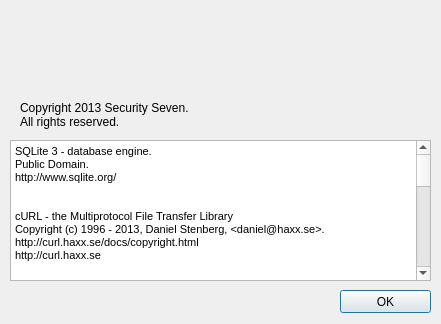
This is USBNinjaGUI/aboutdialog.ui in gfoudree/usbninja as Qt 5 draws it before an edit. The edited form follows.
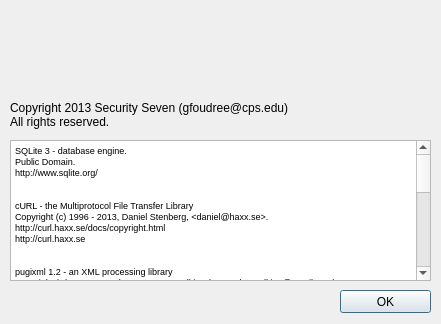
This is the edited form. Icons and pictures are not drawn.

```diff
--- a/USBNinjaGUI/aboutdialog.ui
+++ b/USBNinjaGUI/aboutdialog.ui
@@ -37,43 +37,43 @@
 &lt;html&gt;&lt;head&gt;&lt;meta name=&quot;qrichtext&quot; content=&quot;1&quot; /&gt;&lt;style type=&quot;text/css&quot;&gt;
 p, li { white-space: pre-wrap; }
 &lt;/style&gt;&lt;/head&gt;&lt;body style=&quot; font-family:'MS Shell Dlg 2'; font-size:8.25pt; font-weight:400; font-style:normal;&quot;&gt;
-&lt;p style=&quot; margin-top:0px; margin-bottom:0px; margin-left:0px; margin-right:0px; -qt-block-indent:0; text-indent:0px;&quot;&gt;&lt;span style=&quot; font-size:8pt;&quot;&gt;SQLite 3 - database engine.&lt;/span&gt;&lt;/p&gt;
-&lt;p style=&quot; margin-top:0px; margin-bottom:0px; margin-left:0px; margin-right:0px; -qt-block-indent:0; text-indent:0px;&quot;&gt;&lt;span style=&quot; font-size:8pt;&quot;&gt;Public Domain.&lt;/span&gt;&lt;/p&gt;
-&lt;p style=&quot; margin-top:0px; margin-bottom:0px; margin-left:0px; margin-right:0px; -qt-block-indent:0; text-indent:0px;&quot;&gt;&lt;span style=&quot; font-size:8pt;&quot;&gt;http://www.sqlite.org/&lt;/span&gt;&lt;/p&gt;
-&lt;p style=&quot;-qt-paragraph-type:empty; margin-top:0px; margin-bottom:0px; margin-left:0px; margin-right:0px; -qt-block-indent:0; text-indent:0px; font-size:8pt;&quot;&gt;&lt;br /&gt;&lt;/p&gt;
-&lt;p style=&quot;-qt-paragraph-type:empty; margin-top:0px; margin-bottom:0px; margin-left:0px; margin-right:0px; -qt-block-indent:0; text-indent:0px; font-size:8pt;&quot;&gt;&lt;br /&gt;&lt;/p&gt;
-&lt;p style=&quot; margin-top:0px; margin-bottom:0px; margin-left:0px; margin-right:0px; -qt-block-indent:0; text-indent:0px;&quot;&gt;&lt;span style=&quot; font-size:8pt;&quot;&gt;cURL - the Multiprotocol File Transfer Library&lt;/span&gt;&lt;/p&gt;
-&lt;p style=&quot; margin-top:0px; margin-bottom:0px; margin-left:0px; margin-right:0px; -qt-block-indent:0; text-indent:0px;&quot;&gt;&lt;span style=&quot; font-size:8pt;&quot;&gt;Copyright (c) 1996 - 2013, Daniel Stenberg, &amp;lt;daniel@haxx.se&amp;gt;.&lt;/span&gt;&lt;/p&gt;
-&lt;p style=&quot; margin-top:0px; margin-bottom:0px; margin-left:0px; margin-right:0px; -qt-block-indent:0; text-indent:0px;&quot;&gt;&lt;span style=&quot; font-size:8pt;&quot;&gt;http://curl.haxx.se/docs/copyright.html&lt;/span&gt;&lt;/p&gt;
-&lt;p style=&quot; margin-top:0px; margin-bottom:0px; margin-left:0px; margin-right:0px; -qt-block-indent:0; text-indent:0px;&quot;&gt;&lt;span style=&quot; font-size:8pt;&quot;&gt;http://curl.haxx.se&lt;/span&gt;&lt;/p&gt;
-&lt;p style=&quot;-qt-paragraph-type:empty; margin-top:0px; margin-bottom:0px; margin-left:0px; margin-right:0px; -qt-block-indent:0; text-indent:0px; font-size:8pt;&quot;&gt;&lt;br /&gt;&lt;/p&gt;
-&lt;p style=&quot;-qt-paragraph-type:empty; margin-top:0px; margin-bottom:0px; margin-left:0px; margin-right:0px; -qt-block-indent:0; text-indent:0px; font-size:8pt;&quot;&gt;&lt;br /&gt;&lt;/p&gt;
-&lt;p style=&quot; margin-top:0px; margin-bottom:0px; margin-left:0px; margin-right:0px; -qt-block-indent:0; text-indent:0px;&quot;&gt;&lt;span style=&quot; font-size:8pt;&quot;&gt;pugixml 1.2 - an XML processing library&lt;/span&gt;&lt;/p&gt;
-&lt;p style=&quot; margin-top:0px; margin-bottom:0px; margin-left:0px; margin-right:0px; -qt-block-indent:0; text-indent:0px;&quot;&gt;&lt;span style=&quot; font-size:8pt;&quot;&gt;Copyright (C) 2006-2012, by Arseny Kapoulkine (arseny.kapoulkine@gmail.com)&lt;/span&gt;&lt;/p&gt;
-&lt;p style=&quot; margin-top:0px; margin-bottom:0px; margin-left:0px; margin-right:0px; -qt-block-indent:0; text-indent:0px;&quot;&gt;&lt;span style=&quot; font-size:8pt;&quot;&gt;http://opensource.org/licenses/mit-license.html&lt;/span&gt;&lt;/p&gt;
-&lt;p style=&quot; margin-top:0px; margin-bottom:0px; margin-left:0px; margin-right:0px; -qt-block-indent:0; text-indent:0px;&quot;&gt;&lt;span style=&quot; font-size:8pt;&quot;&gt;http://pugixml.org/&lt;/span&gt;&lt;/p&gt;
-&lt;p style=&quot;-qt-paragraph-type:empty; margin-top:0px; margin-bottom:0px; margin-left:0px; margin-right:0px; -qt-block-indent:0; text-indent:0px; font-size:8pt;&quot;&gt;&lt;br /&gt;&lt;/p&gt;
-&lt;p style=&quot;-qt-paragraph-type:empty; margin-top:0px; margin-bottom:0px; margin-left:0px; margin-right:0px; -qt-block-indent:0; text-indent:0px; font-size:8pt;&quot;&gt;&lt;br /&gt;&lt;/p&gt;
-&lt;p style=&quot; margin-top:0px; margin-bottom:0px; margin-left:0px; margin-right:0px; -qt-block-indent:0; text-indent:0px;&quot;&gt;&lt;span style=&quot; font-size:8pt;&quot;&gt;Crypto++ 5.6.1 - a C++ Class Library of Cryptographic Schemes&lt;/span&gt;&lt;/p&gt;
-&lt;p style=&quot; margin-top:0px; margin-bottom:0px; margin-left:0px; margin-right:0px; -qt-block-indent:0; text-indent:0px;&quot;&gt;&lt;span style=&quot; font-size:8pt;&quot;&gt;Compilation Copyright (c) 1995-2010 by Wei Dai.  All rights reserved.&lt;/span&gt;&lt;/p&gt;
-&lt;p style=&quot; margin-top:0px; margin-bottom:0px; margin-left:0px; margin-right:0px; -qt-block-indent:0; text-indent:0px;&quot;&gt;&lt;span style=&quot; font-size:8pt;&quot;&gt;http://www.cryptopp.com/License.txt&lt;/span&gt;&lt;/p&gt;
-&lt;p style=&quot; margin-top:0px; margin-bottom:0px; margin-left:0px; margin-right:0px; -qt-block-indent:0; text-indent:0px;&quot;&gt;&lt;span style=&quot; font-size:8pt;&quot;&gt;http://www.cryptopp.com/&lt;/span&gt;&lt;/p&gt;
-&lt;p style=&quot;-qt-paragraph-type:empty; margin-top:0px; margin-bottom:0px; margin-left:0px; margin-right:0px; -qt-block-indent:0; text-indent:0px; font-size:8pt;&quot;&gt;&lt;br /&gt;&lt;/p&gt;
-&lt;p style=&quot;-qt-paragraph-type:empty; margin-top:0px; margin-bottom:0px; margin-left:0px; margin-right:0px; -qt-block-indent:0; text-indent:0px; font-size:8pt;&quot;&gt;&lt;br /&gt;&lt;/p&gt;
-&lt;p style=&quot; margin-top:0px; margin-bottom:0px; margin-left:0px; margin-right:0px; -qt-block-indent:0; text-indent:0px;&quot;&gt;&lt;span style=&quot; font-size:8pt;&quot;&gt;Boost 1.5.0 - portable C++ source libraries&lt;/span&gt;&lt;/p&gt;
-&lt;p style=&quot; margin-top:0px; margin-bottom:0px; margin-left:0px; margin-right:0px; -qt-block-indent:0; text-indent:0px;&quot;&gt;&lt;span style=&quot; font-size:8pt;&quot;&gt;Boost Software License, Version 1.0&lt;/span&gt;&lt;/p&gt;
-&lt;p style=&quot; margin-top:0px; margin-bottom:0px; margin-left:0px; margin-right:0px; -qt-block-indent:0; text-indent:0px;&quot;&gt;&lt;span style=&quot; font-size:8pt;&quot;&gt;http://www.boost.org/LICENSE_1_0.txt&lt;/span&gt;&lt;/p&gt;
-&lt;p style=&quot; margin-top:0px; margin-bottom:0px; margin-left:0px; margin-right:0px; -qt-block-indent:0; text-indent:0px;&quot;&gt;&lt;span style=&quot; font-size:8pt;&quot;&gt;http://www.boost.org/&lt;/span&gt;&lt;/p&gt;
-&lt;p style=&quot;-qt-paragraph-type:empty; margin-top:0px; margin-bottom:0px; margin-left:0px; margin-right:0px; -qt-block-indent:0; text-indent:0px; font-size:8pt;&quot;&gt;&lt;br /&gt;&lt;/p&gt;
-&lt;p style=&quot;-qt-paragraph-type:empty; margin-top:0px; margin-bottom:0px; margin-left:0px; margin-right:0px; -qt-block-indent:0; text-indent:0px; font-size:8pt;&quot;&gt;&lt;br /&gt;&lt;/p&gt;
-&lt;p style=&quot; margin-top:0px; margin-bottom:0px; margin-left:0px; margin-right:0px; -qt-block-indent:0; text-indent:0px;&quot;&gt;&lt;span style=&quot; font-size:8pt;&quot;&gt;zlib 1.2.8 - a compression library&lt;/span&gt;&lt;/p&gt;
-&lt;p style=&quot; margin-top:0px; margin-bottom:0px; margin-left:0px; margin-right:0px; -qt-block-indent:0; text-indent:0px;&quot;&gt;&lt;span style=&quot; font-size:8pt;&quot;&gt;Copyright © 1995-2012 Jean-loup Gailly and Mark Adler.&lt;/span&gt;&lt;/p&gt;
-&lt;p style=&quot; margin-top:0px; margin-bottom:0px; margin-left:0px; margin-right:0px; -qt-block-indent:0; text-indent:0px;&quot;&gt;&lt;span style=&quot; font-size:8pt;&quot;&gt;http://zlib.net/zlib_license.html&lt;/span&gt;&lt;/p&gt;
-&lt;p style=&quot; margin-top:0px; margin-bottom:0px; margin-left:0px; margin-right:0px; -qt-block-indent:0; text-indent:0px;&quot;&gt;&lt;span style=&quot; font-size:8pt;&quot;&gt;http://www.zlib.net/&lt;/span&gt;&lt;/p&gt;
-&lt;p style=&quot;-qt-paragraph-type:empty; margin-top:0px; margin-bottom:0px; margin-left:0px; margin-right:0px; -qt-block-indent:0; text-indent:0px; font-size:8pt;&quot;&gt;&lt;br /&gt;&lt;/p&gt;
-&lt;p style=&quot; margin-top:0px; margin-bottom:0px; margin-left:0px; margin-right:0px; -qt-block-indent:0; text-indent:0px;&quot;&gt;&lt;span style=&quot; font-size:8pt;&quot;&gt;MySQL C Connector 6.1.2-win32 - a C driver for MySQL connections&lt;/span&gt;&lt;/p&gt;
-&lt;p style=&quot; margin-top:0px; margin-bottom:0px; margin-left:0px; margin-right:0px; -qt-block-indent:0; text-indent:0px;&quot;&gt;&lt;span style=&quot; font-size:8pt;&quot;&gt;http://www.gnu.org/licenses/gpl-3.0.txt&lt;/span&gt;&lt;/p&gt;
-&lt;p style=&quot; margin-top:0px; margin-bottom:0px; margin-left:0px; margin-right:0px; -qt-block-indent:0; text-indent:0px;&quot;&gt;&lt;span style=&quot; font-size:8pt;&quot;&gt;http://dev.mysql.com/downloads/connector/c/&lt;/span&gt;&lt;/p&gt;&lt;/body&gt;&lt;/html&gt;</string>
+&lt;p style=&quot; margin-top:0px; margin-bottom:0px; margin-left:0px; margin-right:0px; -qt-block-indent:0; text-indent:0px;&quot;&gt;&lt;span style=&quot; font-size:7pt;&quot;&gt;SQLite 3 - database engine.&lt;/span&gt;&lt;/p&gt;
+&lt;p style=&quot; margin-top:0px; margin-bottom:0px; margin-left:0px; margin-right:0px; -qt-block-indent:0; text-indent:0px;&quot;&gt;&lt;span style=&quot; font-size:7pt;&quot;&gt;Public Domain.&lt;/span&gt;&lt;/p&gt;
+&lt;p style=&quot; margin-top:0px; margin-bottom:0px; margin-left:0px; margin-right:0px; -qt-block-indent:0; text-indent:0px;&quot;&gt;&lt;span style=&quot; font-size:7pt;&quot;&gt;http://www.sqlite.org/&lt;/span&gt;&lt;/p&gt;
+&lt;p style=&quot;-qt-paragraph-type:empty; margin-top:0px; margin-bottom:0px; margin-left:0px; margin-right:0px; -qt-block-indent:0; text-indent:0px; font-size:7pt;&quot;&gt;&lt;br /&gt;&lt;/p&gt;
+&lt;p style=&quot;-qt-paragraph-type:empty; margin-top:0px; margin-bottom:0px; margin-left:0px; margin-right:0px; -qt-block-indent:0; text-indent:0px; font-size:7pt;&quot;&gt;&lt;br /&gt;&lt;/p&gt;
+&lt;p style=&quot; margin-top:0px; margin-bottom:0px; margin-left:0px; margin-right:0px; -qt-block-indent:0; text-indent:0px;&quot;&gt;&lt;span style=&quot; font-size:7pt;&quot;&gt;cURL - the Multiprotocol File Transfer Library&lt;/span&gt;&lt;/p&gt;
+&lt;p style=&quot; margin-top:0px; margin-bottom:0px; margin-left:0px; margin-right:0px; -qt-block-indent:0; text-indent:0px;&quot;&gt;&lt;span style=&quot; font-size:7pt;&quot;&gt;Copyright (c) 1996 - 2013, Daniel Stenberg, &amp;lt;daniel@haxx.se&amp;gt;.&lt;/span&gt;&lt;/p&gt;
+&lt;p style=&quot; margin-top:0px; margin-bottom:0px; margin-left:0px; margin-right:0px; -qt-block-indent:0; text-indent:0px;&quot;&gt;&lt;span style=&quot; font-size:7pt;&quot;&gt;http://curl.haxx.se/docs/copyright.html&lt;/span&gt;&lt;/p&gt;
+&lt;p style=&quot; margin-top:0px; margin-bottom:0px; margin-left:0px; margin-right:0px; -qt-block-indent:0; text-indent:0px;&quot;&gt;&lt;span style=&quot; font-size:7pt;&quot;&gt;http://curl.haxx.se&lt;/span&gt;&lt;/p&gt;
+&lt;p style=&quot;-qt-paragraph-type:empty; margin-top:0px; margin-bottom:0px; margin-left:0px; margin-right:0px; -qt-block-indent:0; text-indent:0px; font-size:7pt;&quot;&gt;&lt;br /&gt;&lt;/p&gt;
+&lt;p style=&quot;-qt-paragraph-type:empty; margin-top:0px; margin-bottom:0px; margin-left:0px; margin-right:0px; -qt-block-indent:0; text-indent:0px; font-size:7pt;&quot;&gt;&lt;br /&gt;&lt;/p&gt;
+&lt;p style=&quot; margin-top:0px; margin-bottom:0px; margin-left:0px; margin-right:0px; -qt-block-indent:0; text-indent:0px;&quot;&gt;&lt;span style=&quot; font-size:7pt;&quot;&gt;pugixml 1.2 - an XML processing library&lt;/span&gt;&lt;/p&gt;
+&lt;p style=&quot; margin-top:0px; margin-bottom:0px; margin-left:0px; margin-right:0px; -qt-block-indent:0; text-indent:0px;&quot;&gt;&lt;span style=&quot; font-size:7pt;&quot;&gt;Copyright (C) 2006-2012, by Arseny Kapoulkine (arseny.kapoulkine@gmail.com)&lt;/span&gt;&lt;/p&gt;
+&lt;p style=&quot; margin-top:0px; margin-bottom:0px; margin-left:0px; margin-right:0px; -qt-block-indent:0; text-indent:0px;&quot;&gt;&lt;span style=&quot; font-size:7pt;&quot;&gt;http://opensource.org/licenses/mit-license.html&lt;/span&gt;&lt;/p&gt;
+&lt;p style=&quot; margin-top:0px; margin-bottom:0px; margin-left:0px; margin-right:0px; -qt-block-indent:0; text-indent:0px;&quot;&gt;&lt;span style=&quot; font-size:7pt;&quot;&gt;http://pugixml.org/&lt;/span&gt;&lt;/p&gt;
+&lt;p style=&quot;-qt-paragraph-type:empty; margin-top:0px; margin-bottom:0px; margin-left:0px; margin-right:0px; -qt-block-indent:0; text-indent:0px; font-size:7pt;&quot;&gt;&lt;br /&gt;&lt;/p&gt;
+&lt;p style=&quot;-qt-paragraph-type:empty; margin-top:0px; margin-bottom:0px; margin-left:0px; margin-right:0px; -qt-block-indent:0; text-indent:0px; font-size:7pt;&quot;&gt;&lt;br /&gt;&lt;/p&gt;
+&lt;p style=&quot; margin-top:0px; margin-bottom:0px; margin-left:0px; margin-right:0px; -qt-block-indent:0; text-indent:0px;&quot;&gt;&lt;span style=&quot; font-size:7pt;&quot;&gt;Crypto++ 5.6.1 - a C++ Class Library of Cryptographic Schemes&lt;/span&gt;&lt;/p&gt;
+&lt;p style=&quot; margin-top:0px; margin-bottom:0px; margin-left:0px; margin-right:0px; -qt-block-indent:0; text-indent:0px;&quot;&gt;&lt;span style=&quot; font-size:7pt;&quot;&gt;Compilation Copyright (c) 1995-2010 by Wei Dai.  All rights reserved.&lt;/span&gt;&lt;/p&gt;
+&lt;p style=&quot; margin-top:0px; margin-bottom:0px; margin-left:0px; margin-right:0px; -qt-block-indent:0; text-indent:0px;&quot;&gt;&lt;span style=&quot; font-size:7pt;&quot;&gt;http://www.cryptopp.com/License.txt&lt;/span&gt;&lt;/p&gt;
+&lt;p style=&quot; margin-top:0px; margin-bottom:0px; margin-left:0px; margin-right:0px; -qt-block-indent:0; text-indent:0px;&quot;&gt;&lt;span style=&quot; font-size:7pt;&quot;&gt;http://www.cryptopp.com/&lt;/span&gt;&lt;/p&gt;
+&lt;p style=&quot;-qt-paragraph-type:empty; margin-top:0px; margin-bottom:0px; margin-left:0px; margin-right:0px; -qt-block-indent:0; text-indent:0px; font-size:7pt;&quot;&gt;&lt;br /&gt;&lt;/p&gt;
+&lt;p style=&quot;-qt-paragraph-type:empty; margin-top:0px; margin-bottom:0px; margin-left:0px; margin-right:0px; -qt-block-indent:0; text-indent:0px; font-size:7pt;&quot;&gt;&lt;br /&gt;&lt;/p&gt;
+&lt;p style=&quot; margin-top:0px; margin-bottom:0px; margin-left:0px; margin-right:0px; -qt-block-indent:0; text-indent:0px;&quot;&gt;&lt;span style=&quot; font-size:7pt;&quot;&gt;Boost 1.5.0 - portable C++ source libraries&lt;/span&gt;&lt;/p&gt;
+&lt;p style=&quot; margin-top:0px; margin-bottom:0px; margin-left:0px; margin-right:0px; -qt-block-indent:0; text-indent:0px;&quot;&gt;&lt;span style=&quot; font-size:7pt;&quot;&gt;Boost Software License, Version 1.0&lt;/span&gt;&lt;/p&gt;
+&lt;p style=&quot; margin-top:0px; margin-bottom:0px; margin-left:0px; margin-right:0px; -qt-block-indent:0; text-indent:0px;&quot;&gt;&lt;span style=&quot; font-size:7pt;&quot;&gt;http://www.boost.org/LICENSE_1_0.txt&lt;/span&gt;&lt;/p&gt;
+&lt;p style=&quot; margin-top:0px; margin-bottom:0px; margin-left:0px; margin-right:0px; -qt-block-indent:0; text-indent:0px;&quot;&gt;&lt;span style=&quot; font-size:7pt;&quot;&gt;http://www.boost.org/&lt;/span&gt;&lt;/p&gt;
+&lt;p style=&quot;-qt-paragraph-type:empty; margin-top:0px; margin-bottom:0px; margin-left:0px; margin-right:0px; -qt-block-indent:0; text-indent:0px; font-size:7pt;&quot;&gt;&lt;br /&gt;&lt;/p&gt;
+&lt;p style=&quot;-qt-paragraph-type:empty; margin-top:0px; margin-bottom:0px; margin-left:0px; margin-right:0px; -qt-block-indent:0; text-indent:0px; font-size:7pt;&quot;&gt;&lt;br /&gt;&lt;/p&gt;
+&lt;p style=&quot; margin-top:0px; margin-bottom:0px; margin-left:0px; margin-right:0px; -qt-block-indent:0; text-indent:0px;&quot;&gt;&lt;span style=&quot; font-size:7pt;&quot;&gt;zlib 1.2.8 - a compression library&lt;/span&gt;&lt;/p&gt;
+&lt;p style=&quot; margin-top:0px; margin-bottom:0px; margin-left:0px; margin-right:0px; -qt-block-indent:0; text-indent:0px;&quot;&gt;&lt;span style=&quot; font-size:7pt;&quot;&gt;Copyright © 1995-2012 Jean-loup Gailly and Mark Adler.&lt;/span&gt;&lt;/p&gt;
+&lt;p style=&quot; margin-top:0px; margin-bottom:0px; margin-left:0px; margin-right:0px; -qt-block-indent:0; text-indent:0px;&quot;&gt;&lt;span style=&quot; font-size:7pt;&quot;&gt;http://zlib.net/zlib_license.html&lt;/span&gt;&lt;/p&gt;
+&lt;p style=&quot; margin-top:0px; margin-bottom:0px; margin-left:0px; margin-right:0px; -qt-block-indent:0; text-indent:0px;&quot;&gt;&lt;span style=&quot; font-size:7pt;&quot;&gt;http://www.zlib.net/&lt;/span&gt;&lt;/p&gt;
+&lt;p style=&quot;-qt-paragraph-type:empty; margin-top:0px; margin-bottom:0px; margin-left:0px; margin-right:0px; -qt-block-indent:0; text-indent:0px; font-size:7pt;&quot;&gt;&lt;br /&gt;&lt;/p&gt;
+&lt;p style=&quot; margin-top:0px; margin-bottom:0px; margin-left:0px; margin-right:0px; -qt-block-indent:0; text-indent:0px;&quot;&gt;&lt;span style=&quot; font-size:7pt;&quot;&gt;MySQL C Connector 6.1.2-win32 - a C driver for MySQL connections&lt;/span&gt;&lt;/p&gt;
+&lt;p style=&quot; margin-top:0px; margin-bottom:0px; margin-left:0px; margin-right:0px; -qt-block-indent:0; text-indent:0px;&quot;&gt;&lt;span style=&quot; font-size:7pt;&quot;&gt;http://www.gnu.org/licenses/gpl-3.0.txt&lt;/span&gt;&lt;/p&gt;
+&lt;p style=&quot; margin-top:0px; margin-bottom:0px; margin-left:0px; margin-right:0px; -qt-block-indent:0; text-indent:0px;&quot;&gt;&lt;span style=&quot; font-size:7pt;&quot;&gt;http://dev.mysql.com/downloads/connector/c/&lt;/span&gt;&lt;/p&gt;&lt;/body&gt;&lt;/html&gt;</string>
    </property>
   </widget>
   <widget class="QPushButton" name="pushButton">
@@ -92,14 +92,19 @@
   <widget class="QLabel" name="label">
    <property name="geometry">
     <rect>
-     <x>20</x>
+     <x>10</x>
      <y>100</y>
-     <width>251</width>
+     <width>411</width>
      <height>31</height>
     </rect>
    </property>
+   <property name="font">
+    <font>
+     <family>Segoe UI</family>
+    </font>
+   </property>
    <property name="text">
-    <string>&lt;html&gt;&lt;head/&gt;&lt;body&gt;&lt;p&gt;Copyright 2013 Security Seven.&lt;br&gt;All rights reserved.&lt;/p&gt;&lt;/body&gt;&lt;/html&gt;</string>
+    <string>&lt;html&gt;&lt;head/&gt;&lt;body&gt;&lt;p&gt;Copyright 2013 Security Seven (gfoudree@cps.edu)&lt;br/&gt;All rights reserved.&lt;/p&gt;&lt;/body&gt;&lt;/html&gt;</string>
    </property>
   </widget>
   <widget class="QLabel" name="label_2">
```
